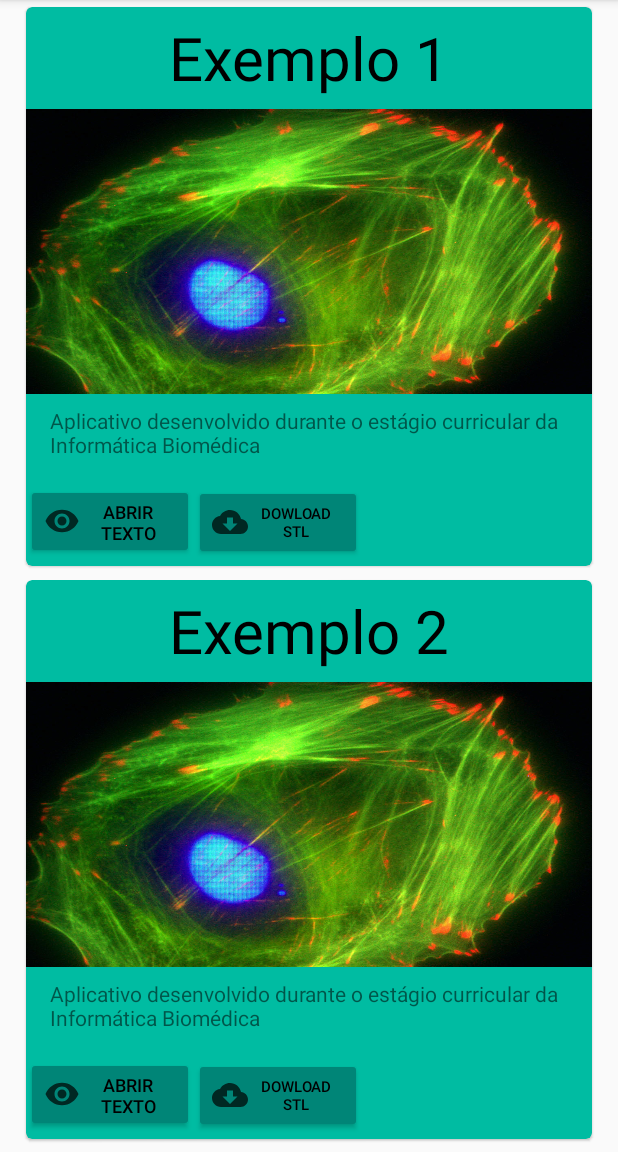
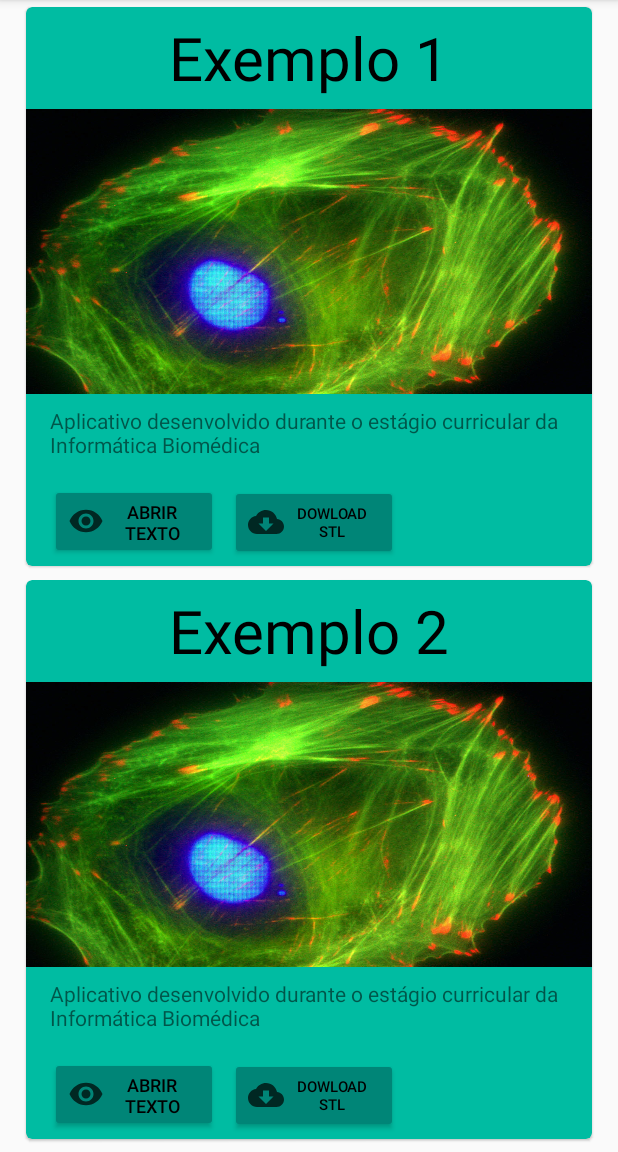
Before and after one commit to tiagoogk/Sinapses, an Android app: the screen it shows after launch (MainActivity), after a tap on "DOWLOAD STL", on a phone screen of 412 x 824 dp, the part 84-1236 px from its top. Run offline under Robolectric (Android 15) with nearby library versions, the phone set to English and light mode, and no system bars.

Commit message:
layout cards e nome do download

```diff
--- a/app/src/main/java/com/example/sinapses/MainActivity.java
+++ b/app/src/main/java/com/example/sinapses/MainActivity.java
@@ -94,10 +94,10 @@ public class MainActivity extends AppCompatActivity {
         }else {
             DownloadManager dm = (DownloadManager) getSystemService(Context.DOWNLOAD_SERVICE);
             DownloadManager.Request req = new DownloadManager.Request(Uri.parse(uri));
-            req.setTitle("Download");
+            req.setTitle(CardData.titleArray[position]);
             req.setDescription("Baixando STL");
             req.allowScanningByMediaScanner();
-            req.setNotificationVisibility(DownloadManager.Request.VISIBILITY_VISIBLE);
+            req.setNotificationVisibility(DownloadManager.Request.VISIBILITY_VISIBLE_NOTIFY_COMPLETED);
             dm.enqueue(req);
 
         }
--- a/app/src/main/res/layout/cards_layout.xml
+++ b/app/src/main/res/layout/cards_layout.xml
@@ -58,8 +58,9 @@
 
                 <Button
                     android:id="@+id/btnFullText"
+                    android:layout_marginLeft="16dp"
                     android:textSize="12dp"
-                    android:drawableLeft="@drawable/ic_remove_red_eye_black_24dp"
+                    android:drawableStart="@drawable/ic_remove_red_eye_black_24dp"
                     android:layout_width="112dp"
                     android:layout_height="50dp"
                     android:text="Abrir Texto"
@@ -68,10 +69,11 @@
 
                 <Button
                     android:id="@+id/btnDownloadSLT"
+                    android:layout_marginLeft="8dp"
                     style="@style/AppTheme.ButtonStandard"
                     android:layout_width="112dp"
                     android:layout_height="50dp"
-                    android:drawableLeft="@drawable/ic_cloud_download_black_24dp"
+                    android:drawableStart="@drawable/ic_cloud_download_black_24dp"
                     android:text="Dowload STL"
                     android:textSize="10dp" />
             </LinearLayout>
```
